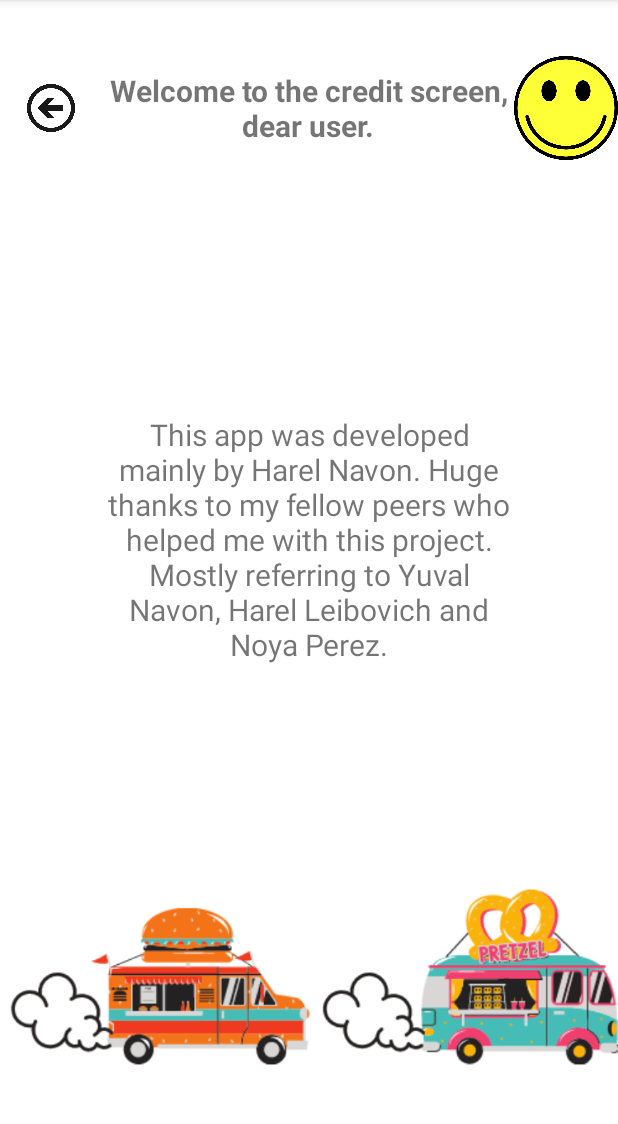
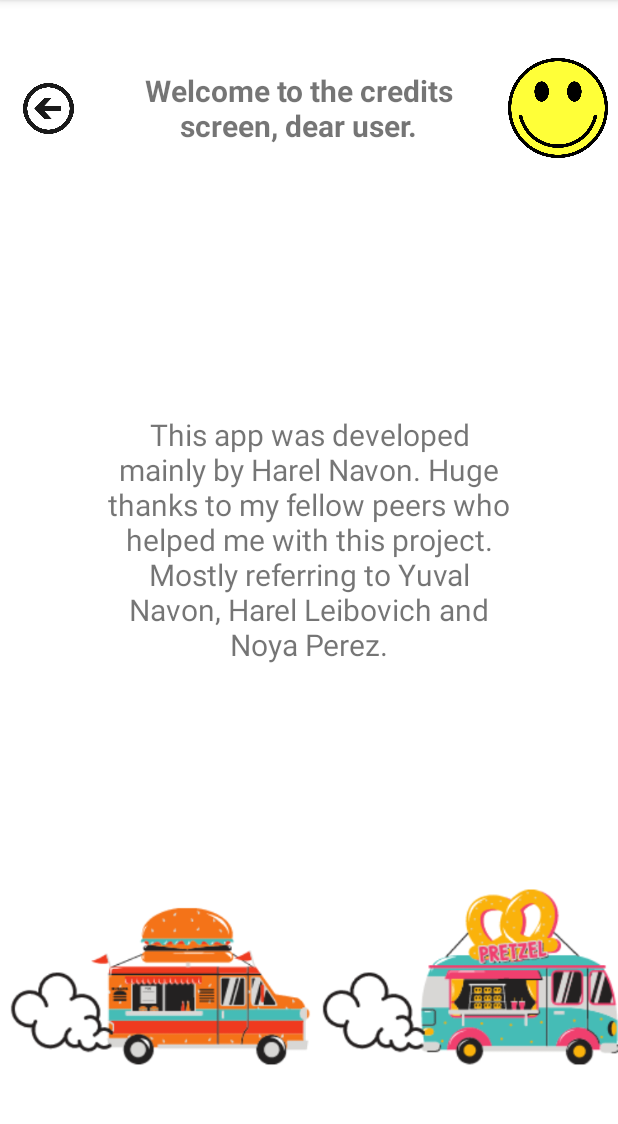
Before and after one commit to hn8850/GevYam, an Android app: the credits screen opened directly, with no data from a screen before it, on a phone screen of 412 x 824 dp, the part 84-1208 px from its top. Run offline under Robolectric (Android 15) with nearby library versions, the phone set to English and light mode, and no system bars.

Commit message:
finish all

```diff
--- a/app/src/main/res/layout/activity_credits.xml
+++ b/app/src/main/res/layout/activity_credits.xml
@@ -42,9 +42,14 @@
             android:layout_height="match_parent"
             android:layout_weight="4"
             android:gravity="center"
-            android:text="Welcome to the credit screen, dear user."
+            android:text="Welcome to the credits screen, dear user."
             android:textSize="20sp"
             android:textStyle="bold" />
+
+        <Space
+            android:layout_width="0dp"
+            android:layout_height="match_parent"
+            android:layout_weight="0.1" />
 
         <ImageView
             android:id="@+id/pic"
@@ -52,6 +57,11 @@
             android:layout_height="match_parent"
             android:layout_weight="1"
             app:srcCompat="@drawable/smiley" />
+
+        <Space
+            android:layout_width="0dp"
+            android:layout_height="match_parent"
+            android:layout_weight="0.1" />
 
     </LinearLayout>
 
```
